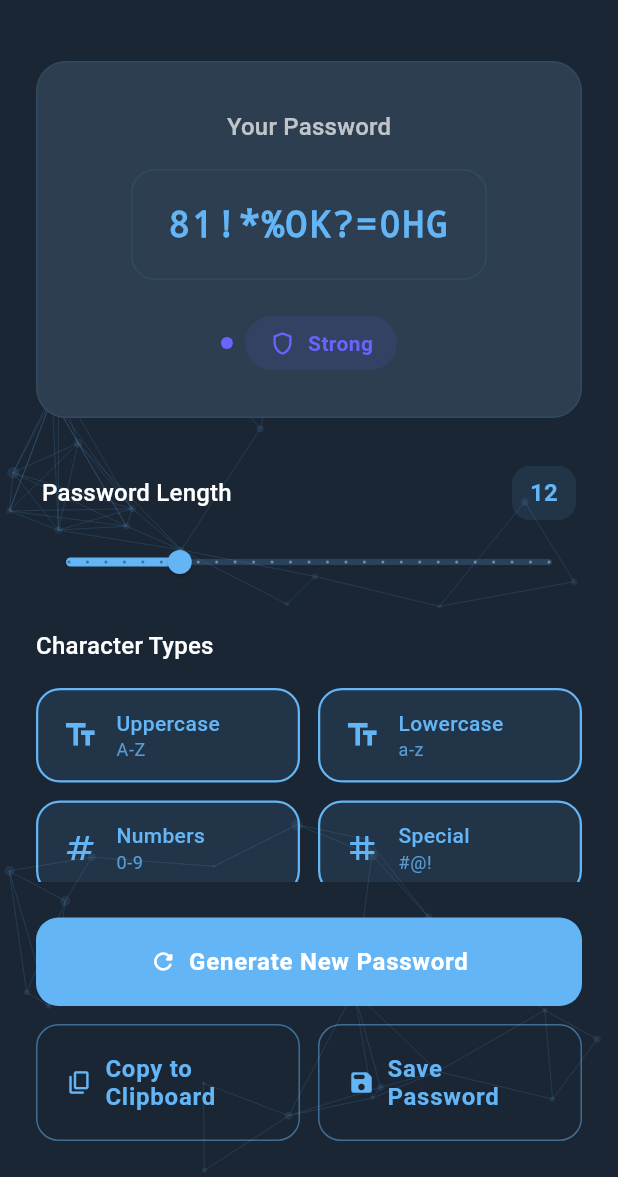
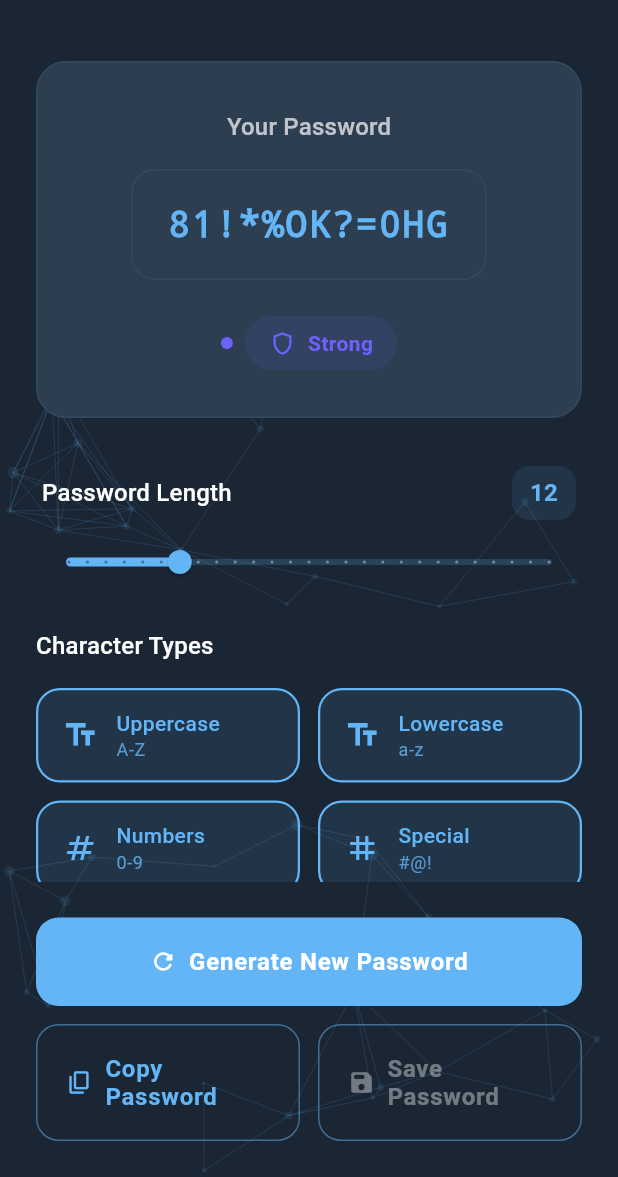
Before and after one commit to Nabeel-Shehzad/password-generator, a Flutter app: the screen it shows after launch, on a phone screen of 412 x 824 dp, the part 59-1236 px from its top. Run offline on Flutter 3.47's test engine with Material 3 defaults, Android fonts, the phone set to English and light mode, and no system bars; our stand-ins replace sqflite; accounts and stored records are empty.

```diff
--- a/lib/src/constants/app_constants.dart
+++ b/lib/src/constants/app_constants.dart
@@ -3,7 +3,7 @@ class AppConstants {
   static const String selectOptionsBelow = 'Select options below';
   static const String copiedToClipboard = 'Password copied to clipboard';
   static const String generateNewPassword = 'Generate New Password';
-  static const String copyToClipboard = 'Copy to Clipboard';
+  static const String copyToClipboard = 'Copy Password';
   static const String ok = 'OK';
 
   // Password character sets
--- a/lib/src/screens/password_generator_screen.dart
+++ b/lib/src/screens/password_generator_screen.dart
@@ -27,6 +27,7 @@ class _PasswordGeneratorScreenState extends State<PasswordGeneratorScreen>
   bool _useLowercase = true;
   bool _useNumbers = true;
   bool _useSpecialChars = true;
+  bool _isPasswordCopied = false;
 
   @override
   void initState() {
@@ -59,6 +60,7 @@ class _PasswordGeneratorScreenState extends State<PasswordGeneratorScreen>
 
     setState(() {
       _generatedPassword = password;
+      _isPasswordCopied = false;
     });
     _animationController.forward(from: 0);
   }
@@ -68,6 +70,10 @@ class _PasswordGeneratorScreenState extends State<PasswordGeneratorScreen>
 
     await Clipboard.setData(ClipboardData(text: _generatedPassword));
     if (!mounted) return;
+
+    setState(() {
+      _isPasswordCopied = true;
+    });
 
     ScaffoldMessenger.of(context).showSnackBar(
       SnackBar(
@@ -226,10 +232,13 @@ class _PasswordGeneratorScreenState extends State<PasswordGeneratorScreen>
                   ),
                   const SizedBox(width: 12),
                   Expanded(
-                    child: OutlinedButton.icon(
-                      onPressed: _generatedPassword.isEmpty ? null : _savePassword,
-                      icon: const Icon(Icons.save_rounded),
-                      label: const Text('Save Password'),
+                    child: Tooltip(
+                      message: _isPasswordCopied ? 'Save this password' : 'Copy password first before saving',
+                      child: OutlinedButton.icon(
+                        onPressed: (_generatedPassword.isEmpty || !_isPasswordCopied) ? null : _savePassword,
+                        icon: const Icon(Icons.save_rounded),
+                        label: const Text('Save Password'),
+                      ),
                     ),
                   ),
                 ],
```
Also changed, not shown: lib/src/screens/saved_passwords_screen.dart (+32 -6 lines), 8 other files.
